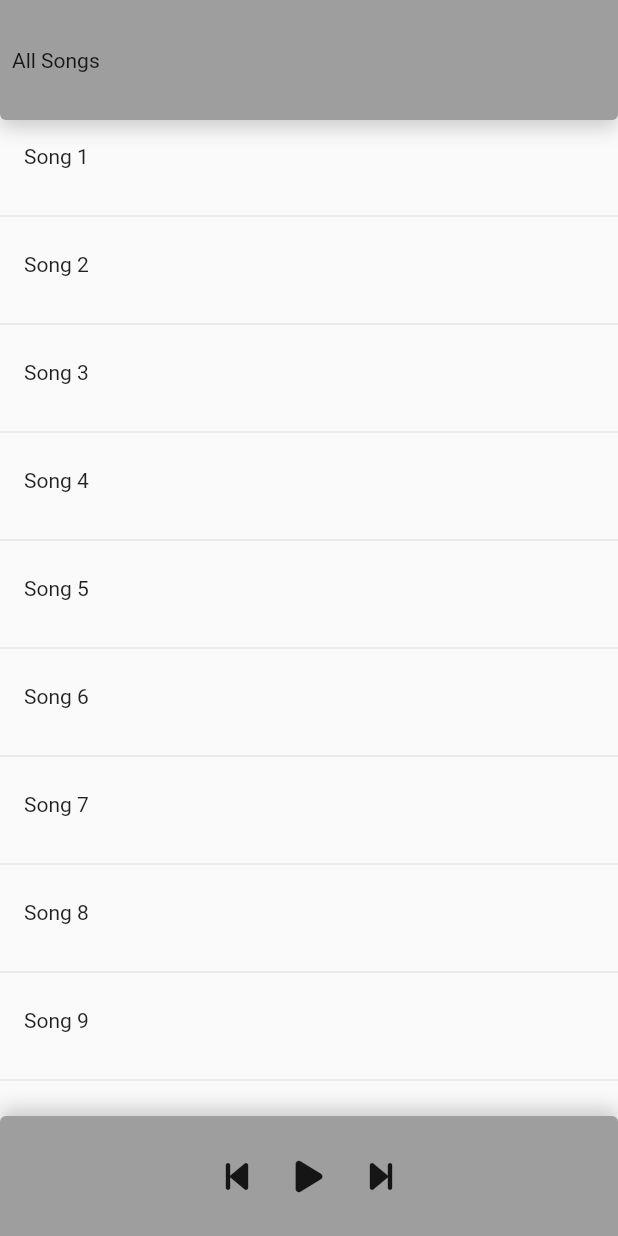
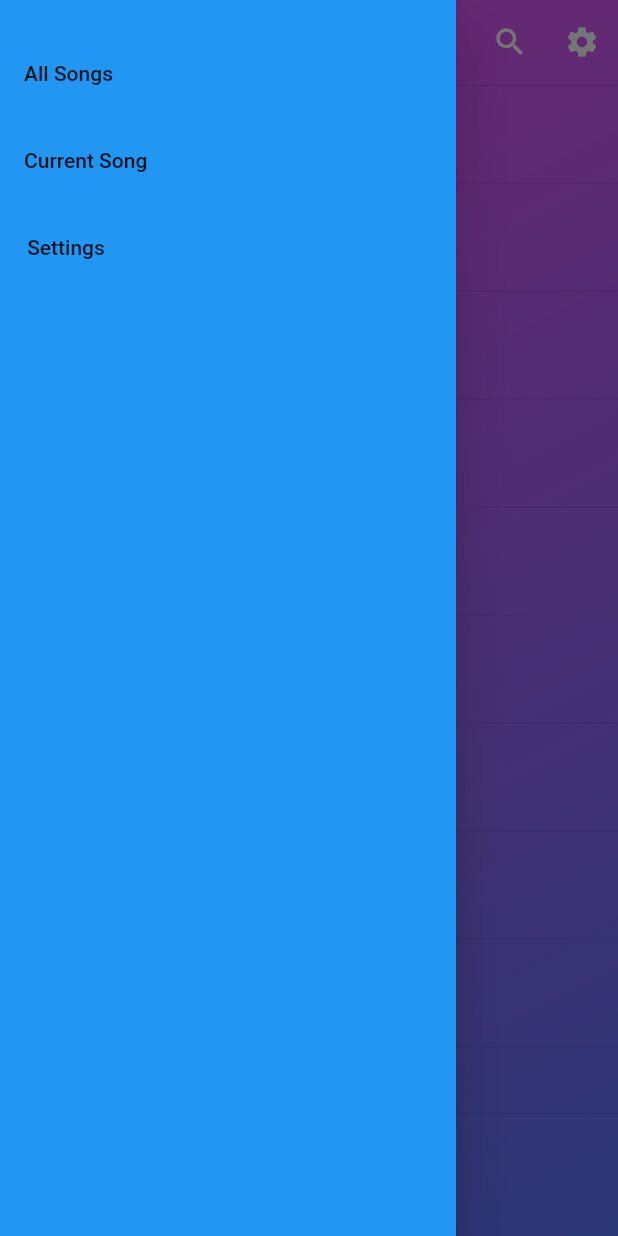
Before and after one commit to Yeezy97/music_player, a Flutter app: the screen it shows after launch, with the side drawer open (before the commit the screen has no drawer), on a phone screen of 412 x 824 dp. Run offline on Flutter 3.47's test engine with Material 2 defaults, Android fonts, the light colour scheme and no system bars; our stand-ins replace font_awesome_flutter.

Commit message:
music list layout

```diff
--- /dev/null
+++ b/lib/components/drawer_menu_buttons.dart
@@ -0,0 +1,17 @@
+import 'package:flutter/material.dart';
+
+class DrawerMenuButton extends StatelessWidget {
+  const DrawerMenuButton({Key? key, this.onpress, this.buttonText}) : super(key: key);
+
+  final Function()? onpress;
+  final Widget? buttonText;
+
+  @override
+  Widget build(BuildContext context) {
+    return MaterialButton(
+      onPressed: onpress,
+      child: buttonText!,
+
+    );
+  }
+}
--- /dev/null
+++ b/lib/constants.dart
@@ -0,0 +1,6 @@
+import 'package:flutter/material.dart';
+
+LinearGradient customGradientColor = LinearGradient(begin: Alignment.topLeft, end: Alignment.bottomRight, colors: <Color>[
+  Color(0xFFF551F9),
+  Color(0xFF5C76FF),
+]);
--- a/lib/main.dart
+++ b/lib/main.dart
@@ -12,10 +12,11 @@ class MyApp extends StatelessWidget {
   @override
   Widget build(BuildContext context) {
     return MaterialApp(
+      debugShowCheckedModeBanner: false,
       theme: ThemeData(
         colorScheme: ColorScheme.fromSwatch(
           accentColor: Colors.grey.withOpacity(0.1),
-        )
+        ),
       ),
       home: MusicScreen(),
     );
--- a/lib/music_screen.dart
+++ b/lib/music_screen.dart
@@ -1,4 +1,6 @@
 import 'package:flutter/material.dart';
+import 'package:music_player/components/drawer_menu_buttons.dart';
+import 'package:music_player/constants.dart';
 import 'package:music_player/songs_list.dart';
 import 'package:font_awesome_flutter/font_awesome_flutter.dart';
 
@@ -8,34 +10,78 @@ class MusicScreen extends StatelessWidget {
   @override
   Widget build(BuildContext context) {
     return Scaffold(
-      body: SafeArea(
-        child: Container(
+      extendBodyBehindAppBar: true,
+      drawer: Drawer(
+        backgroundColor: Colors.blue,
+        child: Padding(
+          padding: const EdgeInsets.symmetric(vertical: 25),
           child: Column(
-            mainAxisAlignment: MainAxisAlignment.spaceBetween,
+            // mainAxisAlignment: MainAxisAlignment.spaceEvenly,
+            crossAxisAlignment: CrossAxisAlignment.start,
             children: [
-              Container(
-                padding: EdgeInsets.symmetric(horizontal: 8),
-                decoration: BoxDecoration(
-                    color: Colors.grey,
-                  boxShadow: [
-                    BoxShadow(
-                        offset: Offset(0,5),
-                    blurRadius: 10,
-                    color: Colors.grey.withOpacity(0.5)),
-                  ],
-
-                  borderRadius: BorderRadius.only(bottomLeft: Radius.circular(4), bottomRight: Radius.circular(4))
-                ),
-
-                height: 80,
-                width: double.infinity,
-                child: Row(
-                  children: [
-                    Text("All Songs"),
-
-                  ],
-                ),
+              DrawerMenuButton(
+                buttonText: Text("All Songs"),
+                onpress: (){},
               ),
+              SizedBox(height: 10,),
+              DrawerMenuButton(
+                buttonText: Text("Current Song"),
+                onpress: (){},
+              ),
+              SizedBox(height: 10,),
+              DrawerMenuButton(buttonText: Text("Settings"),
+                onpress: (){},),
+              SizedBox(height: 10,),
+            ],
+          ),
+        ),
+      ),
+      appBar: AppBar(
+        title: Text("All Songs"),
+        elevation: 0,
+        backgroundColor: Colors.transparent,
+        actions: [
+          IconButton(onPressed: (){}, icon: Icon(Icons.search)),
+          IconButton(onPressed: (){}, icon: Icon(Icons.settings))
+        ],
+      ),
+      body: Container(
+        decoration: BoxDecoration(
+          gradient: customGradientColor,
+        ),
+        child: SafeArea(
+          child: Column(
+            //mainAxisAlignment: MainAxisAlignment.spaceBetween,
+            children: [
+              Divider(
+                height: 2,
+              ),
+              // Container(
+              //   padding: EdgeInsets.symmetric(horizontal: 8),
+              //   decoration: BoxDecoration(
+              //     // boxShadow: [
+              //     //   BoxShadow(
+              //     //       offset: Offset(0,3),
+              //     //
+              //     //   color: Colors.grey.withOpacity(0.3)),
+              //     // ],
+              //
+              //     //borderRadius: BorderRadius.only(bottomLeft: Radius.circular(4), bottomRight: Radius.circular(4))
+              //   ),
+              //
+              //   height: 65,
+              //   width: double.infinity,
+              //   child: Row(
+              //     children: [
+              //       Drawer(
+              //         width: 60,
+              //       ),
+              //       Text("All Songs"),
+              //
+              //     ],
+              //   ),
+              // ),
+              //Divider(color: Colors.black),
               Expanded(
                 child: ListView.builder(
                   itemCount: mySongs.length,
@@ -50,16 +96,17 @@ class MusicScreen extends StatelessWidget {
                     );
                   },),
               ),
+              Divider(height: 3,),
               Container(
-                decoration: BoxDecoration(
-                  boxShadow: [
-                    BoxShadow(
-                      offset: Offset(0, -5),
-                      blurRadius: 10,
-                      color: Colors.grey.withOpacity(0.5),
-                    ),
-                  ],
-                  color: Colors.grey,
+                 decoration: BoxDecoration(
+                //   boxShadow: [
+                //     BoxShadow(
+                //       offset: Offset(0, -3),
+                //       blurRadius: 10,
+                //       color: Colors.grey.withOpacity(0.5),
+                //     ),
+                //   ],
+                  color: Colors.transparent,
                   borderRadius: BorderRadius.only(topRight:Radius.circular(4), topLeft: Radius.circular(4))
                 ),
                 height: 80,
```
Also changed, not shown: pubspec.lock.
